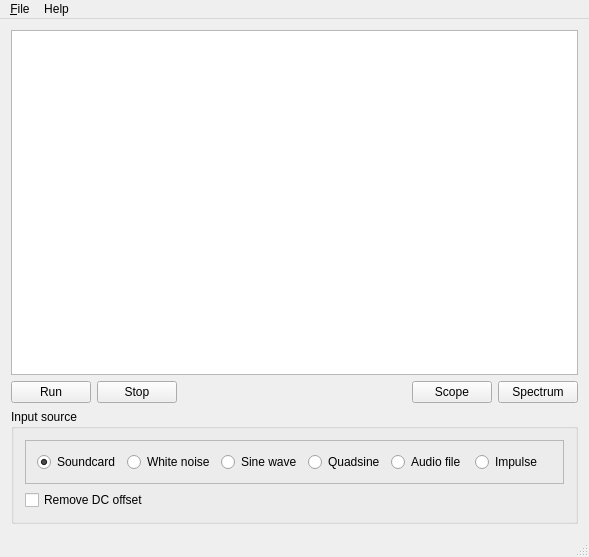
Before: the Qt Designer form mainwindow.ui in trcwm/BasicDSP, drawn with Qt 5.
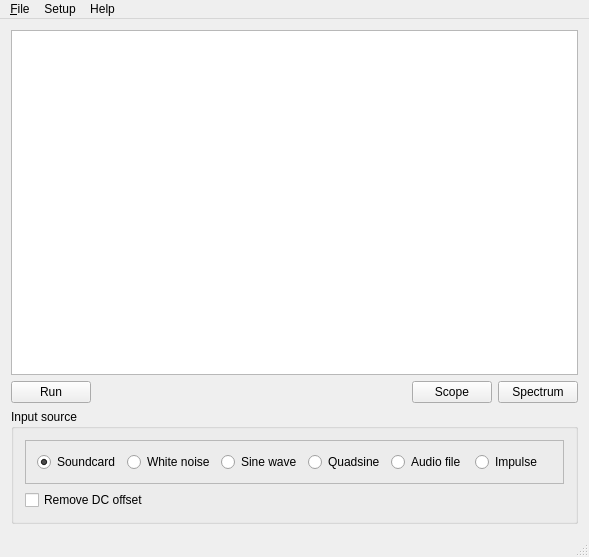
After: the same form once the commit is applied.

```diff
--- a/mainwindow.ui
+++ b/mainwindow.ui
@@ -27,13 +27,6 @@
         </property>
        </widget>
       </item>
-      <item>
-       <widget class="QPushButton" name="stopButton">
-        <property name="text">
-         <string>Stop</string>
-        </property>
-       </widget>
-      </item>
       <item>
        <spacer name="horizontalSpacer">
         <property name="orientation">
@@ -172,7 +165,15 @@
     <addaction name="separator"/>
     <addaction name="actionAbout"/>
    </widget>
+   <widget class="QMenu" name="menuSetup">
+    <property name="title">
+     <string>Setup</string>
+    </property>
+    <addaction name="actionSoundcard"/>
+    <addaction name="actionFont"/>
+   </widget>
    <addaction name="menu_File"/>
+   <addaction name="menuSetup"/>
    <addaction name="menuHelp"/>
   </widget>
   <widget class="QStatusBar" name="statusBar"/>
```
Left out of the diff: 10 changed lines with no effect on the pictures.
